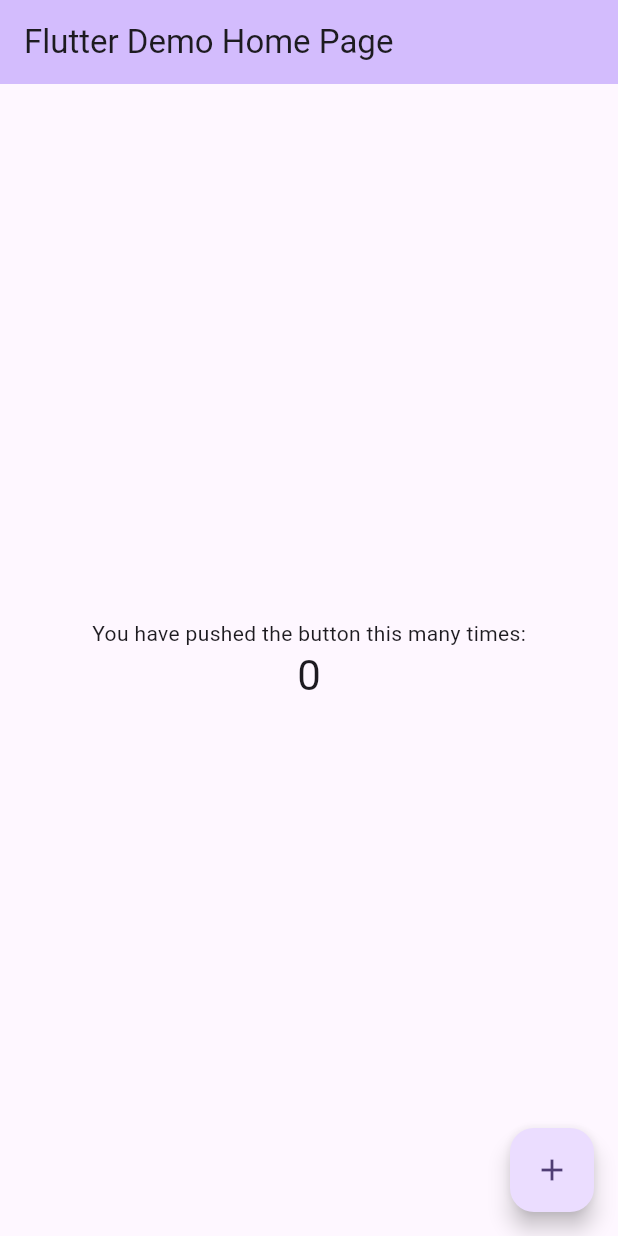
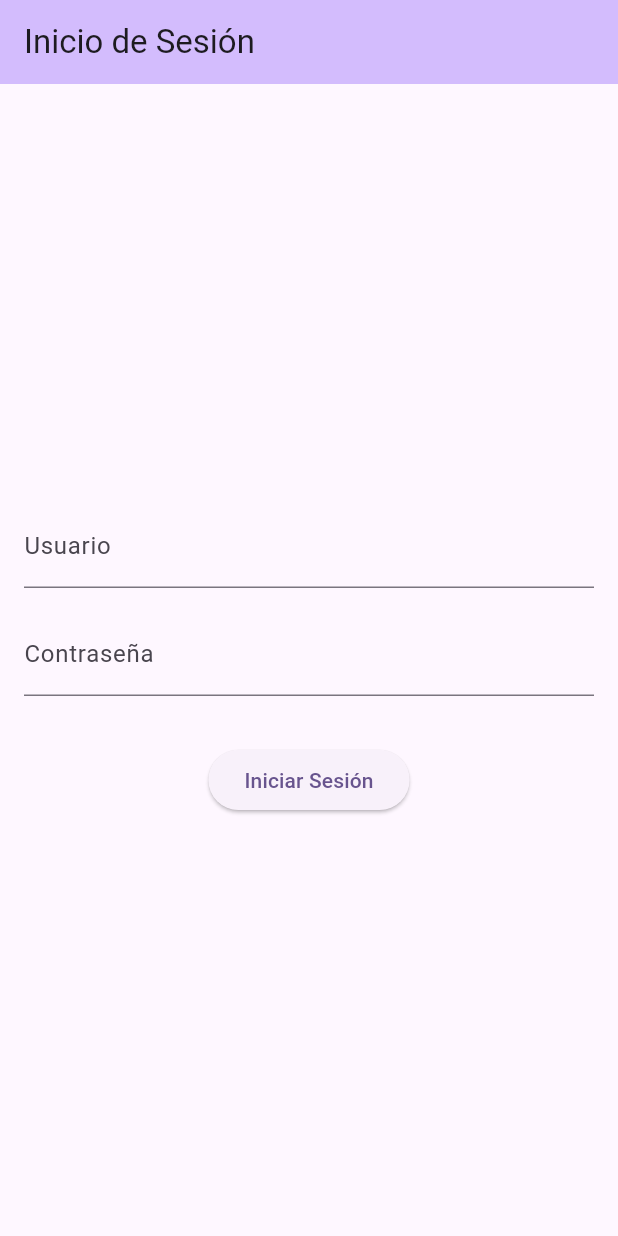
Before and after one commit to JuanluGD/Proyecto-Polifaceticos-MDA-DGP, a Flutter app: the screen it shows after launch, on a phone screen of 412 x 824 dp. Run offline on Flutter 3.47's test engine with Material 3 defaults, Android fonts, the phone set to English and light mode, and no system bars; our stand-ins replace sqflite, sqflite_common_ffi; accounts and stored records are empty.

Commit message:
Agregada la base de datos y la función para iniciar sesión dados un usuario y una contraseña dadas

```diff
--- a/lib/main.dart
+++ b/lib/main.dart
@@ -1,4 +1,5 @@
 import 'package:flutter/material.dart';
+import 'package:proyecto/utils.dart';
 
 void main() {
   runApp(const MyApp());
@@ -7,47 +8,21 @@
 class MyApp extends StatelessWidget {
   const MyApp({super.key});
 
-  // This widget is the root of your application.
   @override
   Widget build(BuildContext context) {
     return MaterialApp(
       title: 'Flutter Demo',
       theme: ThemeData(
-        // This is the theme of your application.
-        //
-        // TRY THIS: Try running your application with "flutter run". You'll see
-        // the application has a purple toolbar. Then, without quitting the app,
-        // try changing the seedColor in the colorScheme below to Colors.green
-        // and then invoke "hot reload" (save your changes or press the "hot
-        // reload" button in a Flutter-supported IDE, or press "r" if you used
-        // the command line to start the app).
-        //
-        // Notice that the counter didn't reset back to zero; the application
-        // state is not lost during the reload. To reset the state, use hot
-        // restart instead.
-        //
-        // This works for code too, not just values: Most code changes can be
-        // tested with just a hot reload.
         colorScheme: ColorScheme.fromSeed(seedColor: Colors.deepPurple),
         useMaterial3: true,
       ),
-      home: const MyHomePage(title: 'Flutter Demo Home Page'),
+      home: const MyHomePage(title: 'Inicio de Sesión'),
     );
   }
 }
 
 class MyHomePage extends StatefulWidget {
   const MyHomePage({super.key, required this.title});
-
-  // This widget is the home page of your application. It is stateful, meaning
-  // that it has a State object (defined below) that contains fields that affect
-  // how it looks.
-
-  // This class is the configuration for the state. It holds the values (in this
-  // case the title) provided by the parent (in this case the App widget) and
-  // used by the build method of the State. Fields in a Widget subclass are
-  // always marked "final".
-
   final String title;
 
   @override
@@ -55,71 +30,67 @@
 }
 
 class _MyHomePageState extends State<MyHomePage> {
-  int _counter = 0;
+  final TextEditingController _userController = TextEditingController();
+  final TextEditingController _passwordController = TextEditingController();
 
-  void _incrementCounter() {
-    setState(() {
-      // This call to setState tells the Flutter framework that something has
-      // changed in this State, which causes it to rerun the build method below
-      // so that the display can reflect the updated values. If we changed
-      // _counter without calling setState(), then the build method would not be
-      // called again, and so nothing would appear to happen.
-      _counter++;
-    });
+  Future<void> _checkCredentials() async {
+    final user = _userController.text;
+    final password = _passwordController.text;
+
+    bool isValid = await iniciarSesionAdministrador(user, password);
+
+    showDialog(
+      context: context,
+      builder: (context) => AlertDialog(
+        title: const Text('Inicio de Sesión'),
+        content: Text(isValid ? '¡Inicio de sesión exitoso!' : 'Credenciales incorrectas'),
+        actions: [
+          TextButton(
+            onPressed: () => Navigator.of(context).pop(),
+            child: const Text('Aceptar'),
+          ),
+        ],
+      ),
+    );
   }
 
   @override
   Widget build(BuildContext context) {
-    // This method is rerun every time setState is called, for instance as done
-    // by the _incrementCounter method above.
-    //
-    // The Flutter framework has been optimized to make rerunning build methods
-    // fast, so that you can just rebuild anything that needs updating rather
-    // than having to individually change instances of widgets.
     return Scaffold(
       appBar: AppBar(
-        // TRY THIS: Try changing the color here to a specific color (to
-        // Colors.amber, perhaps?) and trigger a hot reload to see the AppBar
-        // change color while the other colors stay the same.
         backgroundColor: Theme.of(context).colorScheme.inversePrimary,
-        // Here we take the value from the MyHomePage object that was created by
-        // the App.build method, and use it to set our appbar title.
         title: Text(widget.title),
       ),
-      body: Center(
-        // Center is a layout widget. It takes a single child and positions it
-        // in the middle of the parent.
+      body: Padding(
+        padding: const EdgeInsets.all(16.0),
         child: Column(
-          // Column is also a layout widget. It takes a list of children and
-          // arranges them vertically. By default, it sizes itself to fit its
-          // children horizontally, and tries to be as tall as its parent.
-          //
-          // Column has various properties to control how it sizes itself and
-          // how it positions its children. Here we use mainAxisAlignment to
-          // center the children vertically; the main axis here is the vertical
-          // axis because Columns are vertical (the cross axis would be
-          // horizontal).
-          //
-          // TRY THIS: Invoke "debug painting" (choose the "Toggle Debug Paint"
-          // action in the IDE, or press "p" in the console), to see the
-          // wireframe for each widget.
           mainAxisAlignment: MainAxisAlignment.center,
           children: <Widget>[
-            const Text(
-              'You have pushed the button this many times:',
+            TextField(
+              controller: _userController,
+              decoration: const InputDecoration(labelText: 'Usuario'),
             ),
-            Text(
-              '$_counter',
-              style: Theme.of(context).textTheme.headlineMedium,
+            const SizedBox(height: 16),
+            TextField(
+              controller: _passwordController,
+              decoration: const InputDecoration(labelText: 'Contraseña'),
+              obscureText: true,
+            ),
+            const SizedBox(height: 32),
+            ElevatedButton(
+              onPressed: _checkCredentials,
+              child: const Text('Iniciar Sesión'),
             ),
           ],
         ),
       ),
-      floatingActionButton: FloatingActionButton(
-        onPressed: _incrementCounter,
-        tooltip: 'Increment',
-        child: const Icon(Icons.add),
-      ), // This trailing comma makes auto-formatting nicer for build methods.
     );
   }
+
+  @override
+  void dispose() {
+    _userController.dispose();
+    _passwordController.dispose();
+    super.dispose();
+  }
 }
--- a/pubspec.yaml
+++ b/pubspec.yaml
@@ -35,6 +35,9 @@ dependencies:
   # The following adds the Cupertino Icons font to your application.
   # Use with the CupertinoIcons class for iOS style icons.
   cupertino_icons: ^1.0.6
+  sqflite: ^2.4.0
+  sqflite_common_ffi: ^2.2.0
+  path: ^1.9.0
 
 dev_dependencies:
   flutter_test:
```
Also changed, not shown: lib/Administrador.dart (added, +27 -0 lines), lib/bd.dart (added, +74 -0 lines), lib/utils.dart (added, +13 -0 lines), pubspec.lock, 1 other file.
